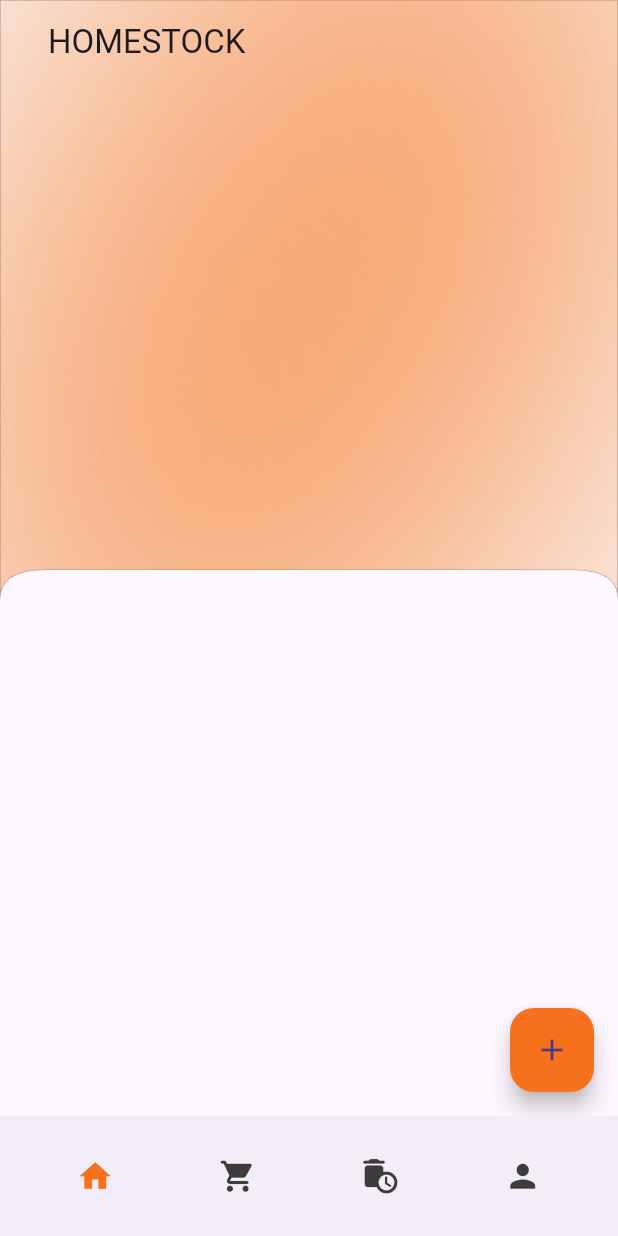
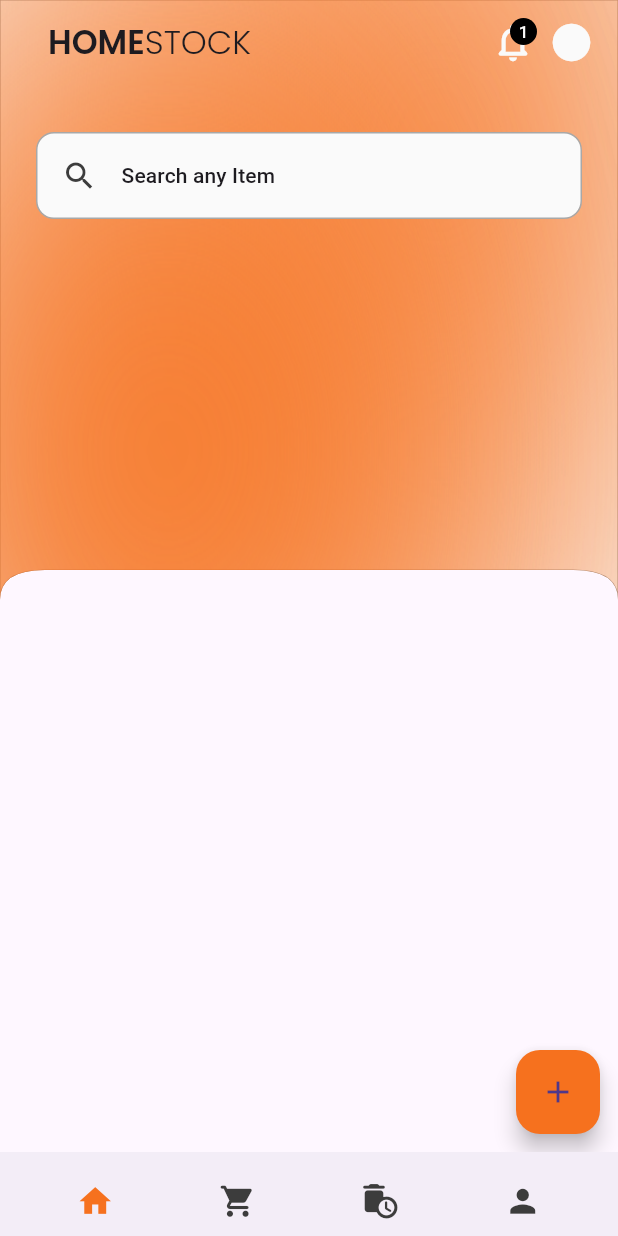
Before and after one commit to TanmayN22/HOMESTOCK, a Flutter app: the screen it shows after launch, on a phone screen of 412 x 824 dp. Run offline on Flutter 3.47's test engine with Material 3 defaults, Android fonts, the light colour scheme and no system bars; our stand-ins replace get, google_fonts, sqflite; accounts and stored records are empty.

Commit message:
added search bar and some minute changes

```diff
--- a/home_stock/lib/main.dart
+++ b/home_stock/lib/main.dart
@@ -1,10 +1,11 @@
 import 'package:flutter/material.dart';
 import 'package:get/get.dart';
+import 'package:home_stock/utils/device/device_utlity.dart';
 import 'package:home_stock/views/home_view.dart';
 import 'package:home_stock/views/cart_view.dart';
 import 'package:home_stock/views/finished_expired_items_view.dart';
 import 'package:home_stock/views/profile_view.dart';
-import 'package:home_stock/widgets/bottom_nav_bar.dart';
+import 'package:home_stock/widgets/custom_widgets/bottom_nav_bar.dart';
 
 void main() {
   runApp(const FoodInventoryApp());
@@ -29,9 +30,12 @@ class FoodInventoryApp extends StatelessWidget {
       debugShowCheckedModeBanner: false,
       home: Scaffold(
         body: Obx(() => _pages[controller.selectedIndex.value]),
-        bottomNavigationBar: CustomBottomNavBar(
-          selectedIndex: controller.selectedIndex.value,
-          onItemSelected: (index) => controller.changeIndex(index),
+        bottomNavigationBar: SizedBox(
+          height: DeviceUtils.getBottomNavigationBarHeight(),
+          child: CustomBottomNavBar(
+            selectedIndex: controller.selectedIndex.value,
+            onItemSelected: (index) => controller.changeIndex(index),
+          ),
         ),
       ),
     );
--- a/home_stock/lib/views/home_view.dart
+++ b/home_stock/lib/views/home_view.dart
@@ -1,10 +1,9 @@
 import 'package:flutter/material.dart';
-import 'package:home_stock/database/db_helper.dart';
-import 'package:home_stock/widgets/appbar.dart';
+import 'package:home_stock/utils/constants/sizes.dart';
 import 'package:home_stock/widgets/custom_shapes/primary_header_container.dart';
-import '../widgets/bottom_sheet_add_widget.dart';
-import '../utils/themes/app_colors.dart';
-import '../models/item_model.dart';
+import 'package:home_stock/widgets/custom_widgets/add_item_widget.dart';
+import 'package:home_stock/widgets/custom_widgets/home_appbar.dart';
+import 'package:home_stock/widgets/custom_widgets/search_container_widget.dart';
 
 class HomePage extends StatefulWidget {
   const HomePage({super.key});
@@ -14,57 +13,35 @@ class HomePage extends StatefulWidget {
 }
 
 class _HomePageState extends State<HomePage> {
-  /// Stores all the items fetched from the database.
-  List<Item> allItems = [];
-
-  @override
-  void initState() {
-    super.initState();
-    _fetchItems(); // Load items when the screen initializes
-  }
-
-  /// Fetches all items from the database and updates the state.
-  void _fetchItems() async {
-    debugPrint("Fetching items from database...");
-    allItems = await DBHelper.instance.getAllItems();
-
-    // Print detailed information for each item
-    for (var item in allItems) {
-      debugPrint('Item: ${item.serialNumber}, Name: ${item.name}, Category: ${item.category}');
-    }
-
-    debugPrint("Total items fetched: ${allItems.length}");
-    setState(() {}); // Refresh UI with new data
-  }
-
   @override
   Widget build(BuildContext context) {
-    return Scaffold(
-      body: const SingleChildScrollView(
+    return const Scaffold(
+      body: SingleChildScrollView(
         child: Column(
           children: [
+            // the custom orange design created
             PrimaryHeaderContainer(
-                child: Column(
-              children: [
-                CustomAppbar(
-                  title: Text('HOMESTOCK'),
-                )
-              ],
-            ))
+              child: Column(
+                crossAxisAlignment: CrossAxisAlignment.center,
+                children: [
+                  // custom app bar created
+                  HomeAppBar(),
+                  SizedBox(
+                    height: Sizes.spaceBtwSections,
+                  ),
+                  // Searchbar
+                  SearchContainer(
+                    text: 'Search any Item',
+                    icon: Icons.search,
+                  ),
+                ],
+              ),
+            ),
           ],
         ),
       ),
-      floatingActionButton: FloatingActionButton(
-        backgroundColor: AppColors.primaryColor,
-        onPressed: () async {
-          await showModalBottomSheet(
-            context: context,
-            builder: (context) => const BottomSheetView(),
-          );
-          _fetchItems();
-        },
-        child: const Icon(Icons.add),
-      ),
+      floatingActionButton: AddItemButton(),
+      floatingActionButtonLocation: FloatingActionButtonLocation.miniEndFloat,
     );
   }
 }
--- a/home_stock/lib/widgets/bottom_sheet_add_widget.dart
+++ b/home_stock/lib/widgets/custom_shapes/bottom_sheet_add.dart
@@ -3,8 +3,8 @@ import 'package:flutter/material.dart';
 import 'package:home_stock/database/db_helper.dart'; // Database Helper
 import 'package:home_stock/utils/helpers/validation_utils.dart'; // Validation Utility
 import 'package:home_stock/utils/helpers/date_picker_helper.dart'; // Date Picker Utility
-import '../utils/themes/app_colors.dart';
-import '../models/item_model.dart';
+import '../../utils/themes/app_colors.dart';
+import '../../models/item_model.dart';
 
 class BottomSheetView extends StatefulWidget {
   final Item? item;
--- a/home_stock/lib/widgets/custom_shapes/primary_header_container.dart
+++ b/home_stock/lib/widgets/custom_shapes/primary_header_container.dart
@@ -2,10 +2,11 @@ import 'dart:ui';
 
 import 'package:flutter/material.dart';
 import 'package:home_stock/utils/themes/app_colors.dart';
-import 'package:home_stock/widgets/curved_edges_widget.dart';
+import 'package:home_stock/widgets/custom_widgets/curved_edges_widget.dart';
 import 'package:home_stock/widgets/custom_shapes/circular_shape.dart';
 import 'package:home_stock/widgets/custom_shapes/curved_edge_border.dart';
 
+// custom orange design created in the background with the curved clip
 class PrimaryHeaderContainer extends StatelessWidget {
   const PrimaryHeaderContainer({
     super.key,
@@ -33,7 +34,7 @@ class PrimaryHeaderContainer extends StatelessWidget {
                 child: ImageFiltered(
                     imageFilter: ImageFilter.blur(sigmaX: 100, sigmaY: 200),
                     child: CircularContainer(
-                      backgroundColor: AppColors.primaryColor.withOpacity(0.75),
+                      backgroundColor: AppColors.primaryColor.withOpacity(1),
                     )),
               ),
               Positioned(
@@ -42,7 +43,17 @@ class PrimaryHeaderContainer extends StatelessWidget {
                 child: ImageFiltered(
                   imageFilter: ImageFilter.blur(sigmaX: 100, sigmaY: 200),
                   child: CircularContainer(
-                    backgroundColor: AppColors.primaryColor.withOpacity(0.75),
+                    backgroundColor: AppColors.primaryColor.withOpacity(1),
+                  ),
+                ),
+              ),
+              Positioned(
+                top: 100,
+                right: 100,
+                child: ImageFiltered(
+                  imageFilter: ImageFilter.blur(sigmaX: 100, sigmaY: 200),
+                  child: CircularContainer(
+                    backgroundColor: AppColors.primaryColor.withOpacity(1),
                   ),
                 ),
               ),
--- /dev/null
+++ b/home_stock/lib/widgets/custom_widgets/add_item_widget.dart
@@ -0,0 +1,51 @@
+import 'package:flutter/material.dart';
+import 'package:home_stock/database/db_helper.dart';
+import 'package:home_stock/models/item_model.dart';
+import 'package:home_stock/utils/themes/app_colors.dart';
+import 'package:home_stock/widgets/custom_shapes/bottom_sheet_add.dart';
+
+class AddItemButton extends StatefulWidget {
+  const AddItemButton({super.key});
+
+  @override
+  State<AddItemButton> createState() => _AddItemButtonState();
+}
+
+class _AddItemButtonState extends State<AddItemButton> {
+  /// Stores all the items fetched from the database.
+  List<Item> allItems = [];
+  @override
+  void initState() {
+    super.initState();
+    _fetchItems(); // Load items when the screen initializes
+  }
+
+  /// Fetches all items from the database and updates the state.
+  void _fetchItems() async {
+    debugPrint("Fetching items from database...");
+    allItems = await DBHelper.instance.getAllItems();
+
+    // Print detailed information for each item
+    for (var item in allItems) {
+      debugPrint('Item: ${item.serialNumber}, Name: ${item.name}, Category: ${item.category}');
+    }
+
+    debugPrint("Total items fetched: ${allItems.length}");
+    setState(() {}); // Refresh UI with new data
+  }
+
+  @override
+  Widget build(BuildContext context) {
+    return FloatingActionButton(
+      backgroundColor: AppColors.primaryColor,
+      onPressed: () async {
+        await showModalBottomSheet(
+          context: context,
+          builder: (context) => const BottomSheetView(),
+        );
+        _fetchItems();
+      },
+      child: const Icon(Icons.add),
+    );
+  }
+}
--- a/home_stock/lib/widgets/appbar.dart
+++ b/home_stock/lib/widgets/custom_widgets/appbar.dart
@@ -30,7 +30,6 @@ class CustomAppbar extends StatelessWidget implements PreferredSizeWidget {
                 onPressed: () => Get.back(),
                 icon: const Icon(
                   Icons.arrow_back,
-                  color: Colors.black,
                 ),
               )
             : leadingIcon != null
--- a/home_stock/lib/widgets/bottom_nav_bar.dart
+++ b/home_stock/lib/widgets/custom_widgets/bottom_nav_bar.dart
@@ -1,10 +1,10 @@
 import 'package:flutter/material.dart';
-import '../utils/themes/app_colors.dart';
+import '../../utils/themes/app_colors.dart';
 
 // Custom Bottom Navigation Bar Widget
 class CustomBottomNavBar extends StatelessWidget {
-  final int selectedIndex; // Selected index to highlight the active item
-  final Function(int) onItemSelected; // Callback when an item is selected
+  final int selectedIndex;
+  final Function(int) onItemSelected;
 
   const CustomBottomNavBar({
     super.key,
@@ -23,9 +23,9 @@ class CustomBottomNavBar extends StatelessWidget {
       icon: Icon(
         icon,
         size: 25,
-        color: selectedIndex == index ? selectedColor : unselectedColor, // Color logic based on selected index
+        color: selectedIndex == index ? selectedColor : unselectedColor,
       ),
-      onPressed: () => onItemSelected(index), // Trigger onItemSelected callback
+      onPressed: () => onItemSelected(index),
     );
   }
 
@@ -33,7 +33,7 @@ class CustomBottomNavBar extends StatelessWidget {
   Widget build(BuildContext context) {
     return BottomAppBar(
       child: Row(
-        mainAxisAlignment: MainAxisAlignment.spaceAround, // Distribute the items evenly
+        mainAxisAlignment: MainAxisAlignment.spaceAround,
         children: <Widget>[
           // Home Icon Button
           _buildIconButton(
--- /dev/null
+++ b/home_stock/lib/widgets/custom_widgets/home_appbar.dart
@@ -0,0 +1,42 @@
+import 'package:flutter/material.dart';
+import 'package:google_fonts/google_fonts.dart';
+import 'package:home_stock/utils/themes/app_colors.dart';
+import 'package:home_stock/widgets/custom_widgets/appbar.dart';
+import 'package:home_stock/widgets/custom_widgets/notification_icon.dart';
+
+// final custom home page's appbar
+class HomeAppBar extends StatelessWidget {
+  const HomeAppBar({
+    super.key,
+  });
+
+  @override
+  Widget build(BuildContext context) {
+    return CustomAppbar(
+      title: Row(
+        children: [
+// In your HomeAppBar widget:
+          Text(
+            'HOME',
+            style: GoogleFonts.poppins(fontWeight: FontWeight.w600),
+          ),
+          Text(
+            'STOCK',
+            style: GoogleFonts.poppins(fontWeight: FontWeight.w300),
+          ),
+        ],
+      ),
+      actions: [
+        NotificationIcon(
+          onPressed: () {},
+          iconColor: AppColors.whitecolor,
+        ),
+        Icon(
+          Icons.circle_rounded,
+          color: AppColors.whitecolor,
+          size: 30,
+        )
+      ],
+    );
+  }
+}
--- /dev/null
+++ b/home_stock/lib/widgets/custom_widgets/notification_icon.dart
@@ -0,0 +1,44 @@
+import 'package:flutter/material.dart';
+import 'package:home_stock/utils/themes/app_colors.dart';
+
+// the notification icon with number of notifications is being shown
+class NotificationIcon extends StatelessWidget {
+  const NotificationIcon({
+    super.key,
+    this.iconColor,
+    required this.onPressed,
+  });
+
+  final Color? iconColor;
+  final VoidCallback onPressed;
+
+  @override
+  Widget build(BuildContext context) {
+    return Stack(
+      children: [
+        IconButton(
+          icon: const Icon(
+            Icons.notifications_none_rounded,
+            size: 30,
+          ),
+          color: iconColor,
+          onPressed: onPressed,
+        ),
+        Positioned(
+            right: 8,
+            top: 8,
+            child: Container(
+              width: 18,
+              height: 18,
+              decoration: BoxDecoration(color: AppColors.secondaryColor, borderRadius: BorderRadius.circular(100)),
+              child: Center(
+                child: Text(
+                  '1',
+                  style: Theme.of(context).textTheme.labelLarge!.apply(color: AppColors.whitecolor, fontSizeFactor: 0.8),
+                ),
+              ),
+            ))
+      ],
+    );
+  }
+}
--- /dev/null
+++ b/home_stock/lib/widgets/custom_widgets/search_container_widget.dart
@@ -0,0 +1,47 @@
+import 'package:flutter/material.dart';
+import 'package:home_stock/utils/constants/sizes.dart';
+import 'package:home_stock/utils/device/device_utlity.dart';
+import 'package:home_stock/utils/themes/app_colors.dart';
+
+class SearchContainer extends StatelessWidget {
+  const SearchContainer({
+    super.key,
+    required this.text,
+    this.icon,
+  });
+
+  final String text;
+  final IconData? icon;
+
+  @override
+  Widget build(BuildContext context) {
+    return Padding(
+      padding: const EdgeInsets.symmetric(horizontal: Sizes.defaultSpace),
+      child: Container(
+        width: DeviceUtils.getScreenWidth(context),
+        padding: const EdgeInsets.all(Sizes.md),
+        decoration: BoxDecoration(
+          color: AppColors.whitecolor,
+          borderRadius: BorderRadius.circular(Sizes.cardRadiusMd),
+          border: Border.all(color: AppColors.neutralVariantColor),
+        ),
+        child: Row(
+          children: [
+            Icon(
+              icon,
+              color: AppColors.neutralColor,
+              size: Sizes.iconLg,
+            ),
+            const SizedBox(
+              width: Sizes.spaceBtwItems,
+            ),
+            Text(
+              text,
+              style: Theme.of(context).textTheme.labelLarge,
+            )
+          ],
+        ),
+      ),
+    );
+  }
+}
--- a/home_stock/pubspec.yaml
+++ b/home_stock/pubspec.yaml
@@ -39,6 +39,7 @@ dependencies:
   path_provider: ^2.1.5
   path: ^1.9.0
   get:
+  google_fonts:
 
 dev_dependencies:
   flutter_test:
```
Also changed, not shown: home_stock/lib/utils/device/device_utlity.dart (added, +93 -0 lines), home_stock/lib/utils/themes/theme.dart (+49 -28 lines), home_stock/lib/widgets/custom_widgets/curved_edges_widget.dart (renamed from home_stock/lib/widgets/curved_edges_widget.dart), home_stock/pubspec.lock.
